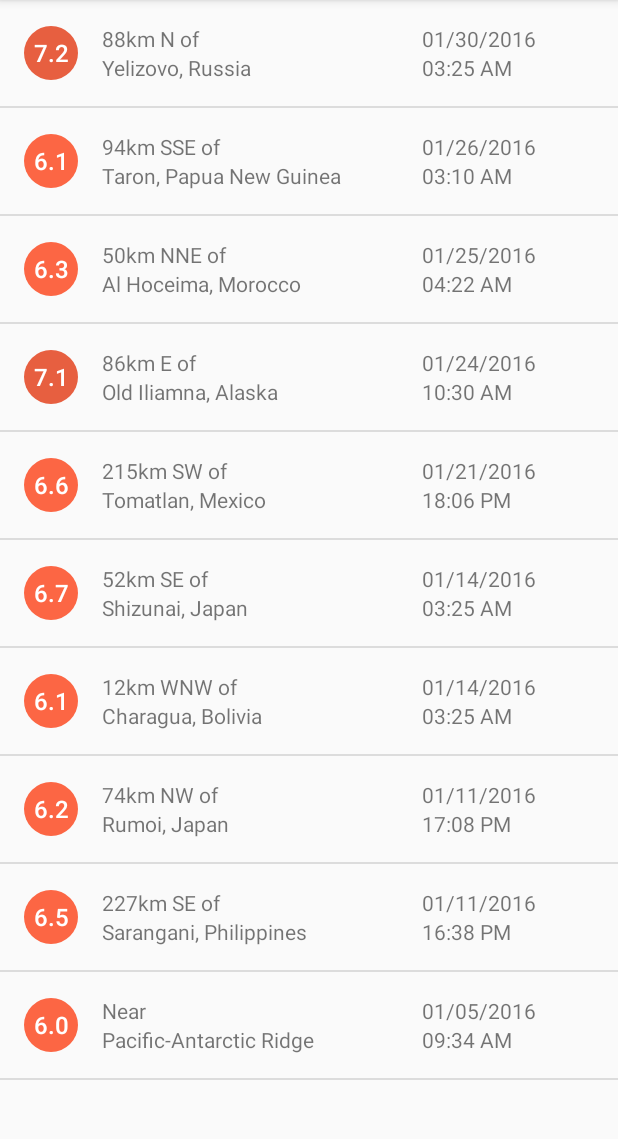
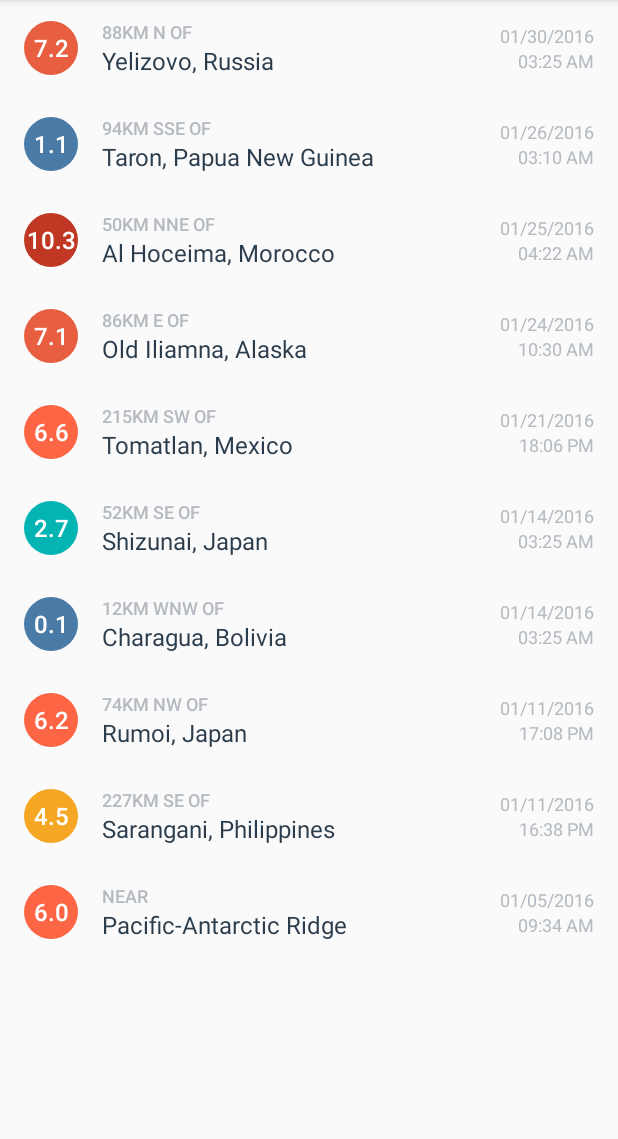
Before and after one commit to bqfix/QuakeReport, an Android app: the screen it shows after launch (EarthquakeActivity), on a phone screen of 412 x 824 dp, the part 84-1223 px from its top. Run offline under Robolectric (Android 15) with nearby library versions, the phone set to English and light mode, and no system bars.

Commit message:
Set earthquake to redirect to USGS page on click
Visual polish

```diff
--- a/app/src/main/java/com/example/android/quakereport/Earthquake.java
+++ b/app/src/main/java/com/example/android/quakereport/Earthquake.java
@@ -12,8 +12,9 @@ public class Earthquake {
     private long mTime;
     private String mConvertedDate;
     private String mConvertedTime;
+    private String mURL;
 
-    Earthquake(double magnitude, String location, long time){
+    Earthquake(double magnitude, String location, long time, String url){
         //Set mMagnitude to be a double with 1 decimal place
 
         mMagnitude = magnitude;
@@ -33,7 +34,6 @@ public class Earthquake {
 
         mTime = time;
         //Convert mTime long into standard DateTime format
-
         //New Date
         Date date = new java.util.Date(mTime);
         //Formatting of date
@@ -43,6 +43,8 @@ public class Earthquake {
         // sdf.setTimeZone(java.util.TimeZone.getTimeZone("GMT-4"));
         mConvertedDate = formattedDate.format(date);
         mConvertedTime = formattedTime.format(date);
+
+        mURL = url;
     }
 
     public double getMagnitude() {
@@ -68,4 +70,8 @@ public class Earthquake {
     public String getConvertedTime(){
         return mConvertedTime;
     }
+
+    public String getURL() {
+        return mURL;
+    }
 }
--- a/app/src/main/java/com/example/android/quakereport/EarthquakeActivity.java
+++ b/app/src/main/java/com/example/android/quakereport/EarthquakeActivity.java
@@ -15,8 +15,12 @@
  */
 package com.example.android.quakereport;
 
+import android.content.Intent;
+import android.net.Uri;
 import android.os.Bundle;
 import android.support.v7.app.AppCompatActivity;
+import android.view.View;
+import android.widget.AdapterView;
 import android.widget.ArrayAdapter;
 import android.widget.ListView;
 
@@ -32,7 +36,7 @@ public class EarthquakeActivity extends AppCompatActivity {
         setContentView(R.layout.earthquake_activity);
 
         // Create a fake list of earthquakes.
-        ArrayList<Earthquake> earthquakes = QueryUtils.extractEarthquakes();
+        final ArrayList<Earthquake> earthquakes = QueryUtils.extractEarthquakes();
 //        ArrayList<Earthquake> earthquakes = new ArrayList<>();
 //        earthquakes.add(new Earthquake("7.2", "San Francisco", "Feb 2, 2016"));
 //        earthquakes.add(new Earthquake("6.1", "London", "July 20, 2015"));
@@ -51,5 +55,16 @@ public class EarthquakeActivity extends AppCompatActivity {
         // Set the adapter on the {@link ListView}
         // so the list can be populated in the user interface
         earthquakeListView.setAdapter(adapter);
+
+        earthquakeListView.setOnItemClickListener(new AdapterView.OnItemClickListener() {
+            @Override
+            public void onItemClick(AdapterView<?> parent, View view, int position, long id) {
+                Uri webpage = Uri.parse(earthquakes.get(position).getURL());
+                Intent webpageIntent = new Intent(Intent.ACTION_VIEW, webpage);
+                if(webpageIntent.resolveActivity(getPackageManager()) != null) {
+                    startActivity(webpageIntent);
+                }
+            }
+        });
     }
 }
--- a/app/src/main/java/com/example/android/quakereport/QueryUtils.java
+++ b/app/src/main/java/com/example/android/quakereport/QueryUtils.java
@@ -15,14 +15,14 @@ public final class QueryUtils {
 
     /** Sample JSON response for a USGS query */
     private static final String SAMPLE_JSON_RESPONSE = "{\"type\":\"FeatureCollection\",\"metadata\":{\"generated\":1462295443000,\"url\":\"http://earthquake.usgs.gov/fdsnws/event/1/query?format=geojson&starttime=2016-01-01&endtime=2016-01-31&minmag=6&limit=10\",\"title\":\"USGS Earthquakes\",\"status\":200,\"api\":\"1.5.2\",\"limit\":10,\"offset\":1,\"count\":10},\"features\":[{\"type\":\"Feature\",\"properties\":{\"mag\":7.2,\"place\":\"88km N of Yelizovo, Russia\",\"time\":1454124312220,\"updated\":1460674294040,\"tz\":720,\"url\":\"http://earthquake.usgs.gov/earthquakes/eventpage/us20004vvx\",\"detail\":\"http://earthquake.usgs.gov/fdsnws/event/1/query?eventid=us20004vvx&format=geojson\",\"felt\":2,\"cdi\":3.4,\"mmi\":5.82,\"alert\":\"green\",\"status\":\"reviewed\",\"tsunami\":1,\"sig\":798,\"net\":\"us\",\"code\":\"20004vvx\",\"ids\":\",at00o1qxho,pt16030050,us20004vvx,gcmt20160130032510,\",\"sources\":\",at,pt,us,gcmt,\",\"types\":\",cap,dyfi,finite-fault,general-link,general-text,geoserve,impact-link,impact-text,losspager,moment-tensor,nearby-cities,origin,phase-data,shakemap,tectonic-summary,\",\"nst\":null,\"dmin\":0.958,\"rms\":1.19,\"gap\":17,\"magType\":\"mww\",\"type\":\"earthquake\",\"title\":\"M 7.2 - 88km N of Yelizovo, Russia\"},\"geometry\":{\"type\":\"Point\",\"coordinates\":[158.5463,53.9776,177]},\"id\":\"us20004vvx\"},\n" +
-            "{\"type\":\"Feature\",\"properties\":{\"mag\":6.123,\"place\":\"94km SSE of Taron, Papua New Guinea\",\"time\":1453777820750,\"updated\":1460156775040,\"tz\":600,\"url\":\"http://earthquake.usgs.gov/earthquakes/eventpage/us20004uks\",\"detail\":\"http://earthquake.usgs.gov/fdsnws/event/1/query?eventid=us20004uks&format=geojson\",\"felt\":null,\"cdi\":null,\"mmi\":4.1,\"alert\":\"green\",\"status\":\"reviewed\",\"tsunami\":1,\"sig\":572,\"net\":\"us\",\"code\":\"20004uks\",\"ids\":\",us20004uks,gcmt20160126031023,\",\"sources\":\",us,gcmt,\",\"types\":\",cap,geoserve,losspager,moment-tensor,nearby-cities,origin,phase-data,shakemap,tectonic-summary,\",\"nst\":null,\"dmin\":1.537,\"rms\":0.74,\"gap\":25,\"magType\":\"mww\",\"type\":\"earthquake\",\"title\":\"M 6.1 - 94km SSE of Taron, Papua New Guinea\"},\"geometry\":{\"type\":\"Point\",\"coordinates\":[153.2454,-5.2952,26]},\"id\":\"us20004uks\"},\n" +
-            "{\"type\":\"Feature\",\"properties\":{\"mag\":6.33,\"place\":\"50km NNE of Al Hoceima, Morocco\",\"time\":1453695722730,\"updated\":1460156773040,\"tz\":0,\"url\":\"http://earthquake.usgs.gov/earthquakes/eventpage/us10004gy9\",\"detail\":\"http://earthquake.usgs.gov/fdsnws/event/1/query?eventid=us10004gy9&format=geojson\",\"felt\":117,\"cdi\":7.2,\"mmi\":5.28,\"alert\":\"green\",\"status\":\"reviewed\",\"tsunami\":0,\"sig\":695,\"net\":\"us\",\"code\":\"10004gy9\",\"ids\":\",us10004gy9,gcmt20160125042203,\",\"sources\":\",us,gcmt,\",\"types\":\",cap,dyfi,geoserve,impact-text,losspager,moment-tensor,nearby-cities,origin,phase-data,shakemap,tectonic-summary,\",\"nst\":null,\"dmin\":2.201,\"rms\":0.92,\"gap\":20,\"magType\":\"mww\",\"type\":\"earthquake\",\"title\":\"M 6.3 - 50km NNE of Al Hoceima, Morocco\"},\"geometry\":{\"type\":\"Point\",\"coordinates\":[-3.6818,35.6493,12]},\"id\":\"us10004gy9\"},\n" +
+            "{\"type\":\"Feature\",\"properties\":{\"mag\":1.123,\"place\":\"94km SSE of Taron, Papua New Guinea\",\"time\":1453777820750,\"updated\":1460156775040,\"tz\":600,\"url\":\"http://earthquake.usgs.gov/earthquakes/eventpage/us20004uks\",\"detail\":\"http://earthquake.usgs.gov/fdsnws/event/1/query?eventid=us20004uks&format=geojson\",\"felt\":null,\"cdi\":null,\"mmi\":4.1,\"alert\":\"green\",\"status\":\"reviewed\",\"tsunami\":1,\"sig\":572,\"net\":\"us\",\"code\":\"20004uks\",\"ids\":\",us20004uks,gcmt20160126031023,\",\"sources\":\",us,gcmt,\",\"types\":\",cap,geoserve,losspager,moment-tensor,nearby-cities,origin,phase-data,shakemap,tectonic-summary,\",\"nst\":null,\"dmin\":1.537,\"rms\":0.74,\"gap\":25,\"magType\":\"mww\",\"type\":\"earthquake\",\"title\":\"M 6.1 - 94km SSE of Taron, Papua New Guinea\"},\"geometry\":{\"type\":\"Point\",\"coordinates\":[153.2454,-5.2952,26]},\"id\":\"us20004uks\"},\n" +
+            "{\"type\":\"Feature\",\"properties\":{\"mag\":10.33,\"place\":\"50km NNE of Al Hoceima, Morocco\",\"time\":1453695722730,\"updated\":1460156773040,\"tz\":0,\"url\":\"http://earthquake.usgs.gov/earthquakes/eventpage/us10004gy9\",\"detail\":\"http://earthquake.usgs.gov/fdsnws/event/1/query?eventid=us10004gy9&format=geojson\",\"felt\":117,\"cdi\":7.2,\"mmi\":5.28,\"alert\":\"green\",\"status\":\"reviewed\",\"tsunami\":0,\"sig\":695,\"net\":\"us\",\"code\":\"10004gy9\",\"ids\":\",us10004gy9,gcmt20160125042203,\",\"sources\":\",us,gcmt,\",\"types\":\",cap,dyfi,geoserve,impact-text,losspager,moment-tensor,nearby-cities,origin,phase-data,shakemap,tectonic-summary,\",\"nst\":null,\"dmin\":2.201,\"rms\":0.92,\"gap\":20,\"magType\":\"mww\",\"type\":\"earthquake\",\"title\":\"M 6.3 - 50km NNE of Al Hoceima, Morocco\"},\"geometry\":{\"type\":\"Point\",\"coordinates\":[-3.6818,35.6493,12]},\"id\":\"us10004gy9\"},\n" +
             "{\"type\":\"Feature\",\"properties\":{\"mag\":7.1,\"place\":\"86km E of Old Iliamna, Alaska\",\"time\":1453631430230,\"updated\":1460156770040,\"tz\":-540,\"url\":\"http://earthquake.usgs.gov/earthquakes/eventpage/us10004gqp\",\"detail\":\"http://earthquake.usgs.gov/fdsnws/event/1/query?eventid=us10004gqp&format=geojson\",\"felt\":1816,\"cdi\":7.2,\"mmi\":6.6,\"alert\":\"green\",\"status\":\"reviewed\",\"tsunami\":1,\"sig\":1496,\"net\":\"us\",\"code\":\"10004gqp\",\"ids\":\",at00o1gd6r,us10004gqp,ak12496371,gcmt20160124103030,\",\"sources\":\",at,us,ak,gcmt,\",\"types\":\",cap,dyfi,finite-fault,general-link,general-text,geoserve,impact-link,impact-text,losspager,moment-tensor,nearby-cities,origin,phase-data,shakemap,tectonic-summary,trump-origin,\",\"nst\":null,\"dmin\":0.72,\"rms\":2.11,\"gap\":19,\"magType\":\"mww\",\"type\":\"earthquake\",\"title\":\"M 7.1 - 86km E of Old Iliamna, Alaska\"},\"geometry\":{\"type\":\"Point\",\"coordinates\":[-153.4051,59.6363,129]},\"id\":\"us10004gqp\"},\n" +
             "{\"type\":\"Feature\",\"properties\":{\"mag\":6.6,\"place\":\"215km SW of Tomatlan, Mexico\",\"time\":1453399617650,\"updated\":1459963829040,\"tz\":-420,\"url\":\"http://earthquake.usgs.gov/earthquakes/eventpage/us10004g4l\",\"detail\":\"http://earthquake.usgs.gov/fdsnws/event/1/query?eventid=us10004g4l&format=geojson\",\"felt\":11,\"cdi\":2.7,\"mmi\":3.92,\"alert\":\"green\",\"status\":\"reviewed\",\"tsunami\":1,\"sig\":673,\"net\":\"us\",\"code\":\"10004g4l\",\"ids\":\",at00o1bebo,pt16021050,us10004g4l,gcmt20160121180659,\",\"sources\":\",at,pt,us,gcmt,\",\"types\":\",cap,dyfi,geoserve,impact-link,impact-text,losspager,moment-tensor,nearby-cities,origin,phase-data,shakemap,tectonic-summary,\",\"nst\":null,\"dmin\":2.413,\"rms\":0.98,\"gap\":74,\"magType\":\"mww\",\"type\":\"earthquake\",\"title\":\"M 6.6 - 215km SW of Tomatlan, Mexico\"},\"geometry\":{\"type\":\"Point\",\"coordinates\":[-106.9337,18.8239,10]},\"id\":\"us10004g4l\"},\n" +
-            "{\"type\":\"Feature\",\"properties\":{\"mag\":6.7,\"place\":\"52km SE of Shizunai, Japan\",\"time\":1452741933640,\"updated\":1459304879040,\"tz\":540,\"url\":\"http://earthquake.usgs.gov/earthquakes/eventpage/us10004ebx\",\"detail\":\"http://earthquake.usgs.gov/fdsnws/event/1/query?eventid=us10004ebx&format=geojson\",\"felt\":51,\"cdi\":5.8,\"mmi\":6.45,\"alert\":\"green\",\"status\":\"reviewed\",\"tsunami\":1,\"sig\":720,\"net\":\"us\",\"code\":\"10004ebx\",\"ids\":\",us10004ebx,pt16014050,at00o0xauk,gcmt20160114032534,\",\"sources\":\",us,pt,at,gcmt,\",\"types\":\",associate,cap,dyfi,geoserve,impact-link,impact-text,losspager,moment-tensor,nearby-cities,origin,phase-data,shakemap,\",\"nst\":null,\"dmin\":0.281,\"rms\":0.98,\"gap\":22,\"magType\":\"mww\",\"type\":\"earthquake\",\"title\":\"M 6.7 - 52km SE of Shizunai, Japan\"},\"geometry\":{\"type\":\"Point\",\"coordinates\":[142.781,41.9723,46]},\"id\":\"us10004ebx\"},\n" +
-            "{\"type\":\"Feature\",\"properties\":{\"mag\":6.1,\"place\":\"12km WNW of Charagua, Bolivia\",\"time\":1452741928270,\"updated\":1459304879040,\"tz\":-240,\"url\":\"http://earthquake.usgs.gov/earthquakes/eventpage/us10004ebw\",\"detail\":\"http://earthquake.usgs.gov/fdsnws/event/1/query?eventid=us10004ebw&format=geojson\",\"felt\":3,\"cdi\":2.2,\"mmi\":2.21,\"alert\":\"green\",\"status\":\"reviewed\",\"tsunami\":0,\"sig\":573,\"net\":\"us\",\"code\":\"10004ebw\",\"ids\":\",us10004ebw,gcmt20160114032528,\",\"sources\":\",us,gcmt,\",\"types\":\",cap,dyfi,geoserve,impact-text,losspager,moment-tensor,nearby-cities,origin,phase-data,shakemap,tectonic-summary,\",\"nst\":null,\"dmin\":5.492,\"rms\":1.04,\"gap\":16,\"magType\":\"mww\",\"type\":\"earthquake\",\"title\":\"M 6.1 - 12km WNW of Charagua, Bolivia\"},\"geometry\":{\"type\":\"Point\",\"coordinates\":[-63.3288,-19.7597,582.56]},\"id\":\"us10004ebw\"},\n" +
+            "{\"type\":\"Feature\",\"properties\":{\"mag\":2.7,\"place\":\"52km SE of Shizunai, Japan\",\"time\":1452741933640,\"updated\":1459304879040,\"tz\":540,\"url\":\"http://earthquake.usgs.gov/earthquakes/eventpage/us10004ebx\",\"detail\":\"http://earthquake.usgs.gov/fdsnws/event/1/query?eventid=us10004ebx&format=geojson\",\"felt\":51,\"cdi\":5.8,\"mmi\":6.45,\"alert\":\"green\",\"status\":\"reviewed\",\"tsunami\":1,\"sig\":720,\"net\":\"us\",\"code\":\"10004ebx\",\"ids\":\",us10004ebx,pt16014050,at00o0xauk,gcmt20160114032534,\",\"sources\":\",us,pt,at,gcmt,\",\"types\":\",associate,cap,dyfi,geoserve,impact-link,impact-text,losspager,moment-tensor,nearby-cities,origin,phase-data,shakemap,\",\"nst\":null,\"dmin\":0.281,\"rms\":0.98,\"gap\":22,\"magType\":\"mww\",\"type\":\"earthquake\",\"title\":\"M 6.7 - 52km SE of Shizunai, Japan\"},\"geometry\":{\"type\":\"Point\",\"coordinates\":[142.781,41.9723,46]},\"id\":\"us10004ebx\"},\n" +
+            "{\"type\":\"Feature\",\"properties\":{\"mag\":0.1,\"place\":\"12km WNW of Charagua, Bolivia\",\"time\":1452741928270,\"updated\":1459304879040,\"tz\":-240,\"url\":\"http://earthquake.usgs.gov/earthquakes/eventpage/us10004ebw\",\"detail\":\"http://earthquake.usgs.gov/fdsnws/event/1/query?eventid=us10004ebw&format=geojson\",\"felt\":3,\"cdi\":2.2,\"mmi\":2.21,\"alert\":\"green\",\"status\":\"reviewed\",\"tsunami\":0,\"sig\":573,\"net\":\"us\",\"code\":\"10004ebw\",\"ids\":\",us10004ebw,gcmt20160114032528,\",\"sources\":\",us,gcmt,\",\"types\":\",cap,dyfi,geoserve,impact-text,losspager,moment-tensor,nearby-cities,origin,phase-data,shakemap,tectonic-summary,\",\"nst\":null,\"dmin\":5.492,\"rms\":1.04,\"gap\":16,\"magType\":\"mww\",\"type\":\"earthquake\",\"title\":\"M 6.1 - 12km WNW of Charagua, Bolivia\"},\"geometry\":{\"type\":\"Point\",\"coordinates\":[-63.3288,-19.7597,582.56]},\"id\":\"us10004ebw\"},\n" +
             "{\"type\":\"Feature\",\"properties\":{\"mag\":6.2,\"place\":\"74km NW of Rumoi, Japan\",\"time\":1452532083920,\"updated\":1459304875040,\"tz\":540,\"url\":\"http://earthquake.usgs.gov/earthquakes/eventpage/us10004djn\",\"detail\":\"http://earthquake.usgs.gov/fdsnws/event/1/query?eventid=us10004djn&format=geojson\",\"felt\":8,\"cdi\":3.4,\"mmi\":3.74,\"alert\":\"green\",\"status\":\"reviewed\",\"tsunami\":0,\"sig\":594,\"net\":\"us\",\"code\":\"10004djn\",\"ids\":\",us10004djn,gcmt20160111170803,\",\"sources\":\",us,gcmt,\",\"types\":\",cap,dyfi,geoserve,impact-text,losspager,moment-tensor,nearby-cities,origin,phase-data,shakemap,tectonic-summary,\",\"nst\":null,\"dmin\":1.139,\"rms\":0.96,\"gap\":33,\"magType\":\"mww\",\"type\":\"earthquake\",\"title\":\"M 6.2 - 74km NW of Rumoi, Japan\"},\"geometry\":{\"type\":\"Point\",\"coordinates\":[141.0867,44.4761,238.81]},\"id\":\"us10004djn\"},\n" +
-            "{\"type\":\"Feature\",\"properties\":{\"mag\":6.5,\"place\":\"227km SE of Sarangani, Philippines\",\"time\":1452530285900,\"updated\":1459304874040,\"tz\":480,\"url\":\"http://earthquake.usgs.gov/earthquakes/eventpage/us10004dj5\",\"detail\":\"http://earthquake.usgs.gov/fdsnws/event/1/query?eventid=us10004dj5&format=geojson\",\"felt\":1,\"cdi\":2.7,\"mmi\":7.5,\"alert\":\"green\",\"status\":\"reviewed\",\"tsunami\":1,\"sig\":650,\"net\":\"us\",\"code\":\"10004dj5\",\"ids\":\",at00o0srjp,pt16011050,us10004dj5,gcmt20160111163807,\",\"sources\":\",at,pt,us,gcmt,\",\"types\":\",cap,dyfi,geoserve,impact-link,impact-text,losspager,moment-tensor,nearby-cities,origin,phase-data,shakemap,tectonic-summary,\",\"nst\":null,\"dmin\":3.144,\"rms\":0.72,\"gap\":22,\"magType\":\"mww\",\"type\":\"earthquake\",\"title\":\"M 6.5 - 227km SE of Sarangani, Philippines\"},\"geometry\":{\"type\":\"Point\",\"coordinates\":[126.8621,3.8965,13]},\"id\":\"us10004dj5\"},\n" +
+            "{\"type\":\"Feature\",\"properties\":{\"mag\":4.5,\"place\":\"227km SE of Sarangani, Philippines\",\"time\":1452530285900,\"updated\":1459304874040,\"tz\":480,\"url\":\"http://earthquake.usgs.gov/earthquakes/eventpage/us10004dj5\",\"detail\":\"http://earthquake.usgs.gov/fdsnws/event/1/query?eventid=us10004dj5&format=geojson\",\"felt\":1,\"cdi\":2.7,\"mmi\":7.5,\"alert\":\"green\",\"status\":\"reviewed\",\"tsunami\":1,\"sig\":650,\"net\":\"us\",\"code\":\"10004dj5\",\"ids\":\",at00o0srjp,pt16011050,us10004dj5,gcmt20160111163807,\",\"sources\":\",at,pt,us,gcmt,\",\"types\":\",cap,dyfi,geoserve,impact-link,impact-text,losspager,moment-tensor,nearby-cities,origin,phase-data,shakemap,tectonic-summary,\",\"nst\":null,\"dmin\":3.144,\"rms\":0.72,\"gap\":22,\"magType\":\"mww\",\"type\":\"earthquake\",\"title\":\"M 6.5 - 227km SE of Sarangani, Philippines\"},\"geometry\":{\"type\":\"Point\",\"coordinates\":[126.8621,3.8965,13]},\"id\":\"us10004dj5\"},\n" +
             "{\"type\":\"Feature\",\"properties\":{\"mag\":6,\"place\":\"Pacific-Antarctic Ridge\",\"time\":1451986454620,\"updated\":1459202978040,\"tz\":-540,\"url\":\"http://earthquake.usgs.gov/earthquakes/eventpage/us10004bgk\",\"detail\":\"http://earthquake.usgs.gov/fdsnws/event/1/query?eventid=us10004bgk&format=geojson\",\"felt\":0,\"cdi\":1,\"mmi\":0,\"alert\":\"green\",\"status\":\"reviewed\",\"tsunami\":0,\"sig\":554,\"net\":\"us\",\"code\":\"10004bgk\",\"ids\":\",us10004bgk,gcmt20160105093415,\",\"sources\":\",us,gcmt,\",\"types\":\",cap,dyfi,geoserve,losspager,moment-tensor,nearby-cities,origin,phase-data,shakemap,\",\"nst\":null,\"dmin\":30.75,\"rms\":0.67,\"gap\":71,\"magType\":\"mww\",\"type\":\"earthquake\",\"title\":\"M 6.0 - Pacific-Antarctic Ridge\"},\"geometry\":{\"type\":\"Point\",\"coordinates\":[-136.2603,-54.2906,10]},\"id\":\"us10004bgk\"}],\"bbox\":[-153.4051,-54.2906,10,158.5463,59.6363,582.56]}";
 
     /**
@@ -66,8 +66,11 @@ public final class QueryUtils {
                 //Get time of occurence
                 long currentEarthquakeTime = currentEarthquakeProperties.getLong("time");
 
+                //Get url
+                String currentEarthquakeURL = currentEarthquakeProperties.getString("url");
+
                 //Create Earthquake object and add to Array
-                earthquakes.add(new Earthquake(currentEarthquakeMagnitude, currentEarthquakeLocation, currentEarthquakeTime));
+                earthquakes.add(new Earthquake(currentEarthquakeMagnitude, currentEarthquakeLocation, currentEarthquakeTime,currentEarthquakeURL));
 
             }
 
--- a/app/src/main/res/layout/earthquake_activity.xml
+++ b/app/src/main/res/layout/earthquake_activity.xml
@@ -18,4 +18,6 @@
     android:id="@+id/list"
     android:orientation="vertical"
     android:layout_width="match_parent"
-    android:layout_height="match_parent"/>
+    android:layout_height="match_parent"
+    android:divider="@null"
+    android:dividerHeight="0dp"/>
--- a/app/src/main/res/layout/earthquake_item.xml
+++ b/app/src/main/res/layout/earthquake_item.xml
@@ -1,12 +1,12 @@
-<?xml version="1.0" encoding="utf-8"?>
-
 <LinearLayout xmlns:android="http://schemas.android.com/apk/res/android"
     xmlns:tools="http://schemas.android.com/tools"
     android:layout_width="match_parent"
-    android:layout_height="wrap_content"
+    android:layout_height="?android:attr/listPreferredItemHeight"
     android:orientation="horizontal"
-    android:padding="16dp">
-
+    android:paddingEnd="16dp"
+    android:paddingLeft="16dp"
+    android:paddingRight="16dp"
+    android:paddingStart="16dp">
 
     <TextView
         android:id="@+id/magnitude_view"
@@ -14,59 +14,70 @@
         android:layout_height="36dp"
         android:layout_gravity="center_vertical"
         android:background="@drawable/magnitude_circle"
+        android:fontFamily="sans-serif-medium"
         android:gravity="center"
-        android:fontFamily="sans-serif-medium"
         android:textColor="@android:color/white"
         android:textSize="16sp"
-        tools:text="7.5" />
+        tools:text="8.9" />
 
     <LinearLayout
         android:layout_width="0dp"
         android:layout_height="wrap_content"
+        android:layout_gravity="center_vertical"
+        android:layout_marginLeft="16dp"
+        android:layout_marginStart="16dp"
         android:layout_weight="1"
-        android:orientation="vertical"
-        android:paddingLeft="16dp">
+        android:orientation="vertical">
 
         <TextView
             android:id="@+id/secondary_location_view"
             android:layout_width="wrap_content"
-            android:layout_height="0dp"
-            android:layout_weight="1"
-            android:gravity="bottom"
-            tools:text="25mi West of" />
+            android:layout_height="wrap_content"
+            android:ellipsize="end"
+            android:fontFamily="sans-serif-medium"
+            android:maxLines="1"
+            android:textAllCaps="true"
+            android:textColor="@color/textColorEarthquakeDetails"
+            android:textSize="12sp"
+            tools:text="30km S of" />
 
         <TextView
             android:id="@+id/primary_location_view"
             android:layout_width="wrap_content"
-            android:layout_height="0dp"
-            android:layout_weight="1"
-            android:gravity="top"
-            tools:text="San Francisco" />
+            android:layout_height="wrap_content"
+            android:ellipsize="end"
+            android:maxLines="2"
+            android:textColor="@color/textColorEarthquakeLocation"
+            android:textSize="16sp"
+            tools:text="Long placeholder location that should wrap to more than 2 lines of text" />
+
     </LinearLayout>
 
     <LinearLayout
-        android:layout_width="0dp"
+        android:layout_width="wrap_content"
         android:layout_height="wrap_content"
-        android:layout_weight=".5"
+        android:layout_gravity="center_vertical"
+        android:layout_marginLeft="16dp"
+        android:layout_marginStart="16dp"
         android:orientation="vertical">
 
         <TextView
             android:id="@+id/date_view"
             android:layout_width="wrap_content"
-            android:layout_height="0dp"
-            android:layout_weight="1"
-            android:gravity="end"
-            tools:text="Feb 2, 2016" />
+            android:layout_height="wrap_content"
+            android:layout_gravity="end"
+            android:textColor="@color/textColorEarthquakeDetails"
+            android:textSize="12sp"
+            tools:text="Mar 6, 2010" />
 
         <TextView
             android:id="@+id/time_view"
             android:layout_width="wrap_content"
-            android:layout_height="0dp"
-            android:layout_weight="1"
-            android:gravity="end"
-            tools:text="11:03 PM" />
+            android:layout_height="wrap_content"
+            android:layout_gravity="end"
+            android:textColor="@color/textColorEarthquakeDetails"
+            android:textSize="12sp"
+            tools:text="3:00 PM" />
 
     </LinearLayout>
-
-
 </LinearLayout>
--- a/app/src/main/res/values/colors.xml
+++ b/app/src/main/res/values/colors.xml
@@ -52,4 +52,10 @@
 
     <!-- Magnitude circle color for an earthquake with magnitude over 10 -->
     <color name="magnitude10plus">#C03823</color>
+
+    <!-- Text color for the details of the earthquake in the list item -->
+    <color name="textColorEarthquakeDetails">#B4BAC0</color>
+
+    <!-- Text color for the primary location of the earthquake in the list item -->
+    <color name="textColorEarthquakeLocation">#2B3D4D</color>
 </resources>
```
